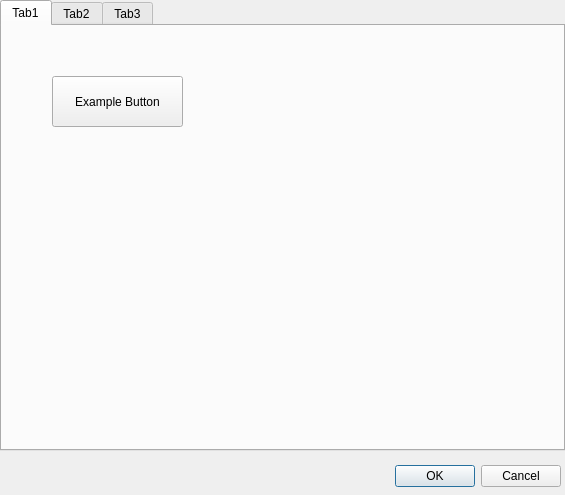
Qt form tcpnetworkserver_dialog.ui (svengijsen/TCPNetworkServer) before a commit.
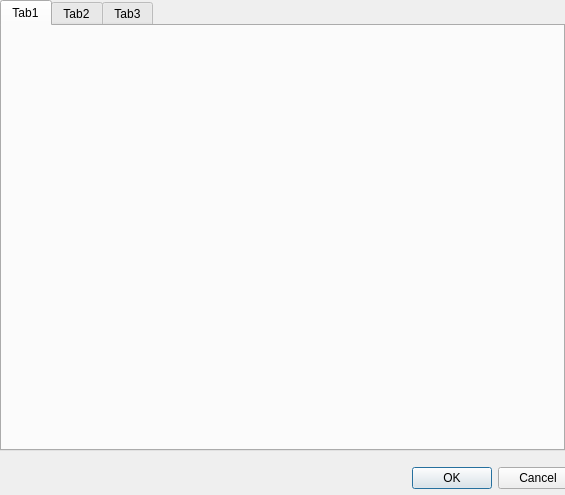
The same form after that commit.

Diff of the .ui file:
```diff
--- a/tcpnetworkserver_dialog.ui
+++ b/tcpnetworkserver_dialog.ui
@@ -18,8 +18,8 @@
     <rect>
      <x>340</x>
      <y>460</y>
-     <width>221</width>
-     <height>33</height>
+     <width>238</width>
+     <height>36</height>
     </rect>
    </property>
    <layout class="QHBoxLayout">
@@ -74,19 +74,6 @@
     <attribute name="title">
      <string>Tab1</string>
     </attribute>
-    <widget class="QPushButton" name="btnExampleButton">
-     <property name="geometry">
-      <rect>
-       <x>50</x>
-       <y>50</y>
-       <width>131</width>
-       <height>51</height>
-      </rect>
-     </property>
-     <property name="text">
-      <string>Example Button</string>
-     </property>
-    </widget>
    </widget>
    <widget class="QWidget" name="tab2">
     <attribute name="title">
```
Left out of the diff: 11 changed lines with no effect on the pictures.
